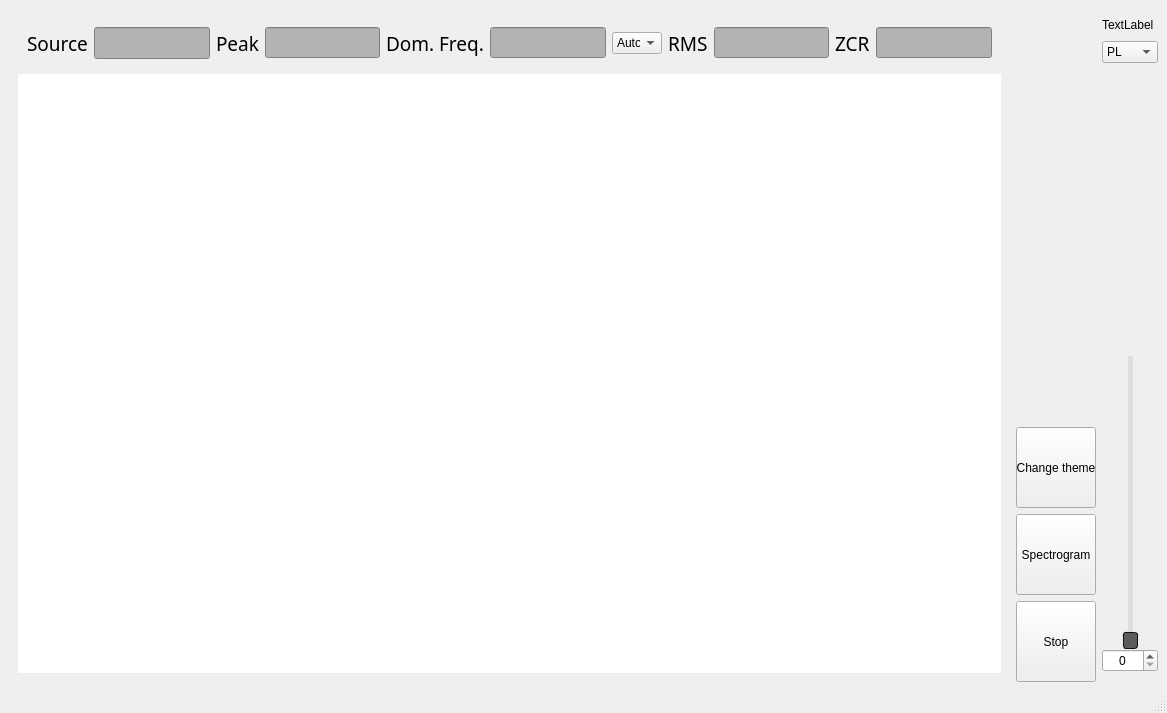
Old version of the form application/src/mainwindow.ui in the repository misadecki/acoustiqt.
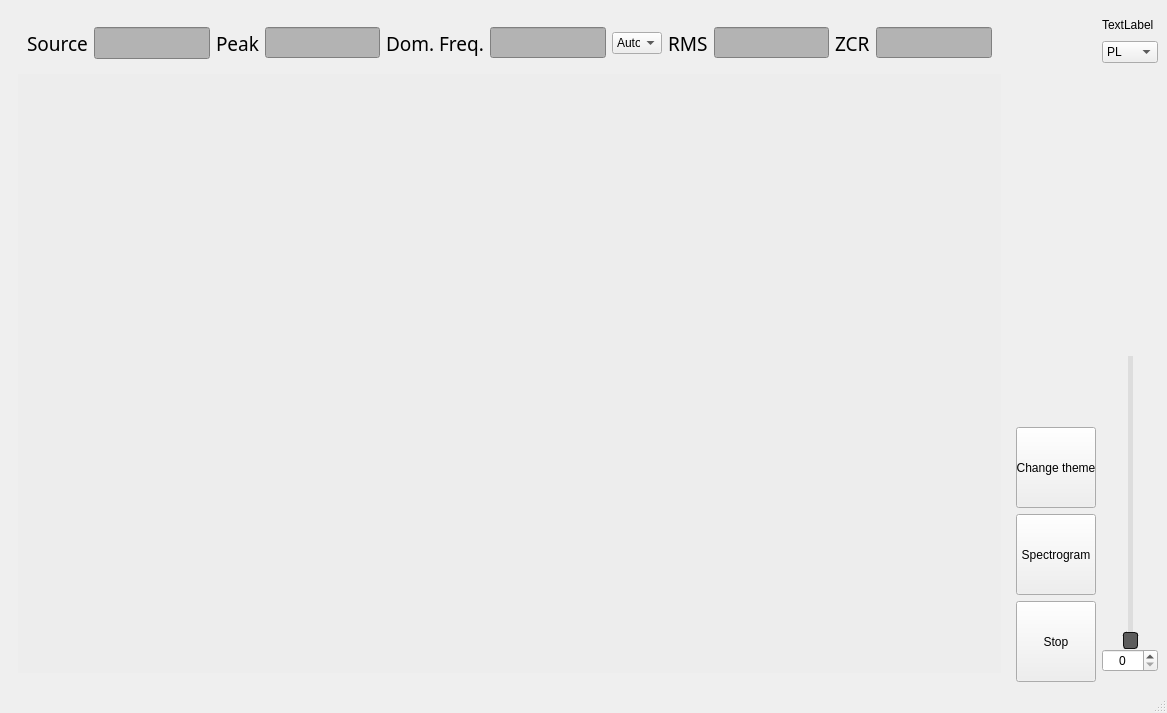
New version of the form. Icons and pictures are not drawn. Custom widgets are drawn as their Qt base class.

```diff
--- a/application/src/mainwindow.ui
+++ b/application/src/mainwindow.ui
@@ -301,7 +301,7 @@
                </sizepolicy>
               </property>
               <property name="styleSheet">
-               <string notr="true">background-color: rgb(255, 255, 255);</string>
+               <string notr="true">background-color: rgb(237, 237, 237);</string>
               </property>
               <layout class="QHBoxLayout" name="horizontalLayout_10"/>
              </widget>
```
Left out of the diff: 2 changed lines with no effect on the pictures.
